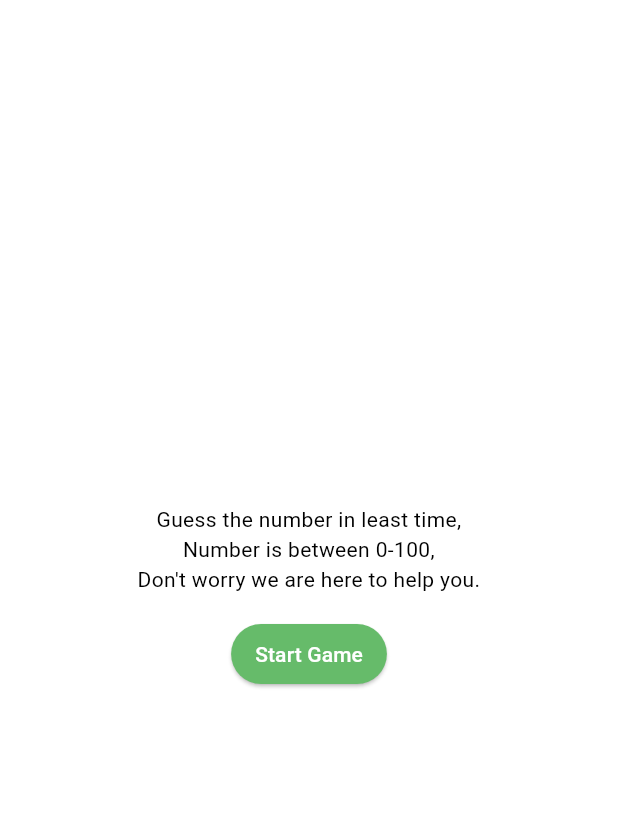
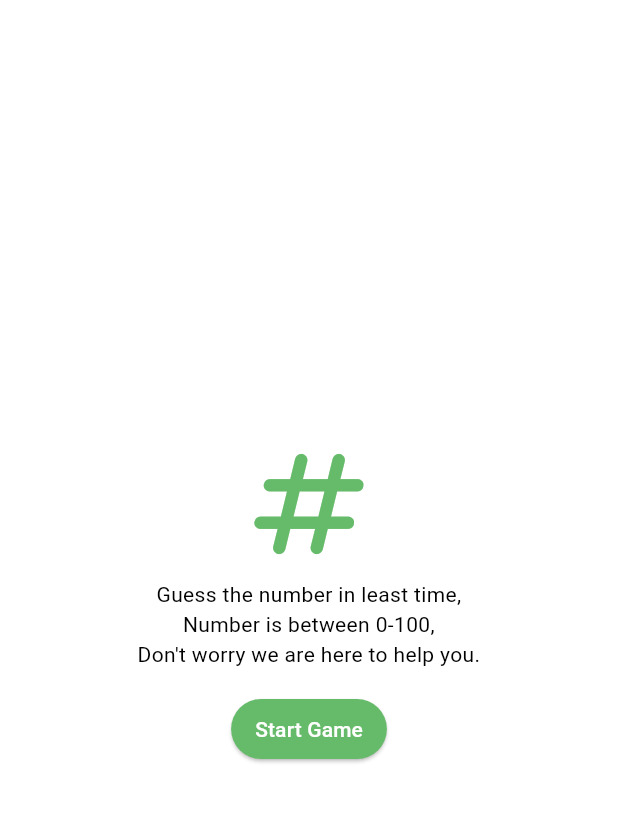
Before and after one commit to prateekthakur272/guess_me_up, a Flutter app: the screen it shows after launch, on a phone screen of 412 x 824 dp, the part 63-886 px from its top. Run offline on Flutter 3.47's test engine with Material 2 defaults, Android fonts, the phone set to English and light mode, and no system bars; our stand-ins replace font_awesome_flutter, percent_indicator.

Commit message:
adds home screen logo

```diff
--- a/lib/screens/home_screen.dart
+++ b/lib/screens/home_screen.dart
@@ -15,6 +15,11 @@ class HomeScreen extends StatelessWidget {
           child: Column(
             mainAxisSize: MainAxisSize.min,
             children: [
+              Icon(
+                Icons.numbers_rounded,
+                color: Colors.green.shade400,
+                size: 100,
+              ),
               const Text(
                 'Guess the number in least time,\nNumber is between 0-100,\nDon\'t worry we are here to help you.',
                 textAlign: TextAlign.center,
```
